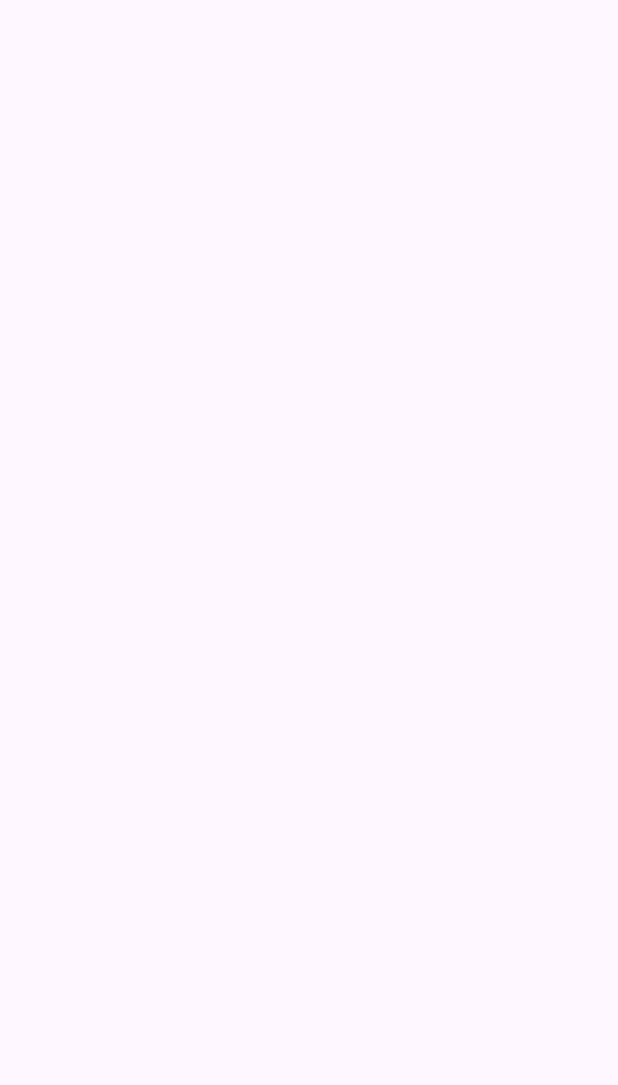
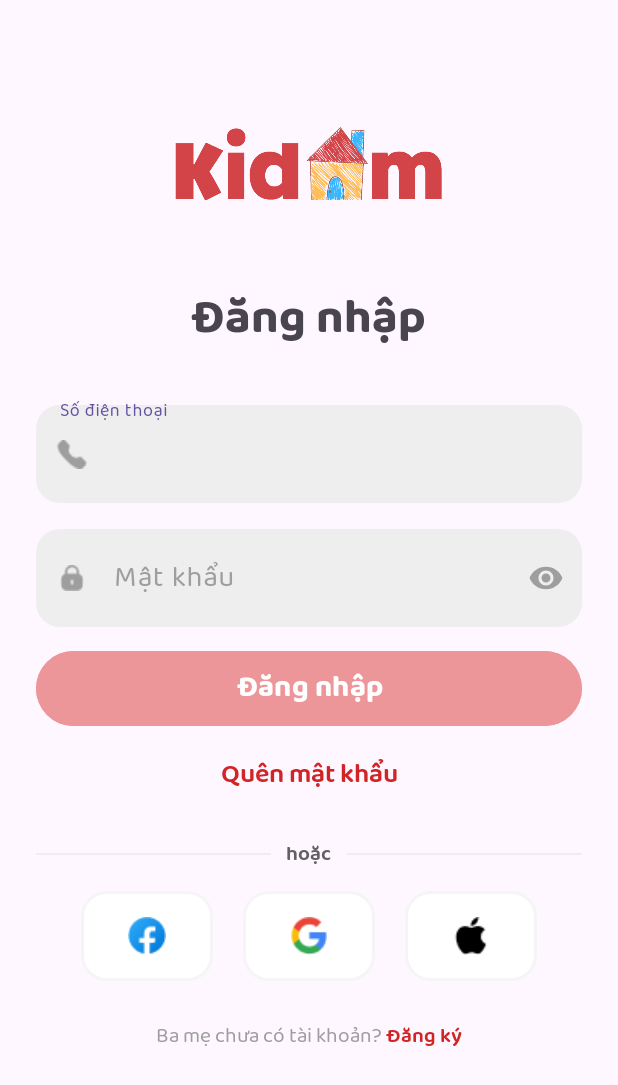
Before and after one commit to nnphuyen563/KidomToyStore, an Android app: the screen it shows after launch (MainActivity before the commit, LoginActivity after it), on a phone screen of 412 x 824 dp. Before the commit the part shown is empty. Shown: the top 1085 px of the screen. Run offline under Robolectric (Android 15) with nearby library versions, the phone set to English and light mode, and no system bars.

Commit message:
Log in interface without id

```diff
--- a/app/src/main/AndroidManifest.xml
+++ b/app/src/main/AndroidManifest.xml
@@ -14,6 +14,9 @@
         tools:targetApi="31">
         <activity
             android:name=".Activities.MainActivity"
+            android:exported="false" />
+        <activity
+            android:name=".Activities.LoginActivity"
             android:exported="true">
             <intent-filter>
                 <action android:name="android.intent.action.MAIN" />
--- /dev/null
+++ b/app/src/main/java/com/group4/kidomtoystore/Activities/LoginActivity.java
@@ -0,0 +1,21 @@
+package com.group4.kidomtoystore.Activities;
+
+import androidx.appcompat.app.AppCompatActivity;
+
+import android.os.Bundle;
+
+import com.group4.kidomtoystore.R;
+import com.group4.kidomtoystore.databinding.ActivityLoginBinding;
+
+public class LoginActivity extends AppCompatActivity {
+
+    ActivityLoginBinding binding;
+
+    @Override
+    protected void onCreate(Bundle savedInstanceState) {
+        super.onCreate(savedInstanceState);
+
+        binding = ActivityLoginBinding.inflate(getLayoutInflater());
+        setContentView(binding.getRoot());
+    }
+}
--- a/app/src/main/res/drawable/button_sign_in_link_to_app.xml
+++ b/app/src/main/res/drawable/button_sign_in_link_to_app.xml
@@ -3,6 +3,6 @@
     <corners android:radius="16dp"/>
     <solid android:color="@color/white"/>
     <stroke
-        android:color="@color/greyscale_400"
+        android:color="@color/greyscale_100"
         android:width="2dp"/>
 </shape>
--- /dev/null
+++ b/app/src/main/res/layout/activity_login.xml
@@ -0,0 +1,164 @@
+<?xml version="1.0" encoding="utf-8"?>
+<LinearLayout xmlns:android="http://schemas.android.com/apk/res/android"
+    xmlns:app="http://schemas.android.com/apk/res-auto"
+    xmlns:tools="http://schemas.android.com/tools"
+    android:layout_width="match_parent"
+    android:layout_height="match_parent"
+    tools:context=".Activities.LoginActivity"
+    android:orientation="vertical"
+    android:padding="24dp">
+
+    <ImageView
+        android:layout_width="180dp"
+        android:layout_height="150dp"
+        android:src="@drawable/logo_kidom"
+        android:layout_gravity="center"
+        android:layout_marginTop="10dp"/>
+
+    <TextView
+        android:layout_width="wrap_content"
+        android:layout_height="wrap_content"
+        android:text="@string/str_login"
+        android:fontFamily="@font/baloopaaji2bold"
+        android:textSize="32sp"
+        android:layout_gravity="center"
+        android:layout_marginBottom="24dp"/>
+
+    <com.google.android.material.textfield.TextInputLayout
+        android:layout_width="match_parent"
+        android:layout_height="wrap_content"
+        app:startIconDrawable="@drawable/ic_phone"
+        app:startIconTint="@color/greyscale_500"
+        android:hint="@string/str_phone"
+        android:textColorHint="@color/greyscale_500"
+        android:fontFamily="@font/baloopaaji2regular"
+        android:textSize="19sp"
+        app:boxStrokeWidth="0dp">
+
+        <com.google.android.material.textfield.TextInputEditText
+            android:layout_width="match_parent"
+            android:layout_height="match_parent"
+            android:background="@drawable/input_field"
+            android:inputType="phone"
+            android:textSize="19sp"
+            android:fontFamily="@font/baloopaaji2regular"/>
+
+    </com.google.android.material.textfield.TextInputLayout>
+
+    <com.google.android.material.textfield.TextInputLayout
+        android:layout_width="match_parent"
+        android:layout_height="wrap_content"
+        app:startIconDrawable="@drawable/ic_password"
+        app:startIconTint="@color/greyscale_500"
+        android:hint="@string/str_password"
+        android:textColorHint="@color/greyscale_500"
+        android:fontFamily="@font/baloopaaji2regular"
+        android:textSize="19sp"
+        app:boxStrokeWidth="0dp"
+        android:layout_marginTop="12sp"
+        app:endIconMode="password_toggle"
+        app:endIconTint="@color/greyscale_500">
+
+        <com.google.android.material.textfield.TextInputEditText
+            android:layout_width="match_parent"
+            android:layout_height="match_parent"
+            android:background="@drawable/input_field"
+            android:inputType="textPassword"
+            android:textSize="19sp"
+            android:fontFamily="@font/baloopaaji2regular"/>
+
+    </com.google.android.material.textfield.TextInputLayout>
+
+    <Button
+        android:layout_width="match_parent"
+        android:layout_height="58dp"
+        android:layout_marginTop="12sp"
+        android:backgroundTint="@color/button_disabled"
+        android:text="@string/str_login"
+        android:fontFamily="@font/baloopaaji2bold"
+        android:textSize="20sp"/>
+
+    <TextView
+        android:layout_width="match_parent"
+        android:layout_height="wrap_content"
+        android:text="@string/str_forgotpw"
+        android:gravity="center"
+        android:fontFamily="@font/baloopaaji2semibold"
+        android:textSize="18sp"
+        android:textColor="@color/primary_500"
+        android:layout_marginTop="12sp"/>
+
+    <LinearLayout
+        android:layout_width="match_parent"
+        android:layout_height="wrap_content"
+        android:gravity="center_vertical"
+        android:orientation="horizontal"
+        android:layout_marginTop="24sp">
+        <View
+            android:layout_width="0dp"
+            android:layout_height="1dp"
+            android:layout_weight="1"
+            android:background="@color/greyscale_200" />
+        <TextView
+            android:layout_width="wrap_content"
+            android:layout_height="wrap_content"
+            android:text="hoặc"
+            android:paddingStart="10dp"
+            android:paddingEnd="10dp"
+            android:textColor="@color/greyscale_700"
+            android:fontFamily="@font/baloopaaji2semibold"/>
+        <View
+            android:layout_width="0dp"
+            android:layout_height="1dp"
+            android:layout_weight="1"
+            android:background="@color/greyscale_200"/>
+    </LinearLayout>
+
+    <LinearLayout
+        android:layout_width="match_parent"
+        android:layout_height="wrap_content"
+        android:gravity="center"
+        android:layout_marginTop="12sp">
+
+        <ImageButton
+            android:layout_width="88dp"
+            android:layout_height="60dp"
+            android:background="@drawable/button_sign_in_link_to_app"
+            android:src="@drawable/ic_facebook"
+            android:layout_marginEnd="20dp"/>
+
+        <ImageButton
+            android:layout_width="88dp"
+            android:layout_height="60dp"
+            android:background="@drawable/button_sign_in_link_to_app"
+            android:src="@drawable/ic_google"
+            android:layout_marginEnd="20dp"/>
+
+        <ImageButton
+            android:layout_width="88dp"
+            android:layout_height="60dp"
+            android:background="@drawable/button_sign_in_link_to_app"
+            android:src="@drawable/ic_ios"/>
+    </LinearLayout>
+
+    <LinearLayout
+        android:layout_width="match_parent"
+        android:layout_height="wrap_content"
+        android:gravity="center"
+        android:layout_marginTop="24sp">
+        <TextView
+            android:layout_width="wrap_content"
+            android:layout_height="wrap_content"
+            android:text="Ba mẹ chưa có tài khoản? "
+            android:fontFamily="@font/baloopaaji2regular"
+            android:textColor="@color/greyscale_500"/>
+
+        <TextView
+            android:layout_width="wrap_content"
+            android:layout_height="wrap_content"
+            android:text="Đăng ký"
+            android:fontFamily="@font/baloopaaji2semibold"
+            android:textColor="@color/primary_500"/>
+    </LinearLayout>
+
+</LinearLayout>
--- a/app/src/main/res/values/strings.xml
+++ b/app/src/main/res/values/strings.xml
@@ -1,3 +1,7 @@
 <resources>
     <string name="app_name">Kidom Toy Store</string>
+    <string name="str_phone">Số điện thoại</string>
+    <string name="str_password">Mật khẩu</string>
+    <string name="str_login">Đăng nhập</string>
+    <string name="str_forgotpw">Quên mật khẩu</string>
 </resources>
--- a/app/src/main/res/values/themes.xml
+++ b/app/src/main/res/values/themes.xml
@@ -3,6 +3,8 @@
     <style name="Base.Theme.KidomToyStore" parent="Theme.Material3.DayNight.NoActionBar">
         <!-- Customize your light theme here. -->
         <!-- <item name="colorPrimary">@color/my_light_primary</item> -->
+        <item name="android:textColorHint">@color/greyscale_500</item>
+
     </style>
 
     <style name="Theme.KidomToyStore" parent="Base.Theme.KidomToyStore" />
```
Also changed, not shown: app/src/main/res/drawable/ic_facebook.png (added), app/src/main/res/drawable/ic_google.png (added), app/src/main/res/drawable/ic_ios.png (added), app/src/main/res/drawable/ic_password.png (added), app/src/main/res/drawable/ic_phone.png (added), app/src/main/res/drawable/logo_kidom.png (added).
